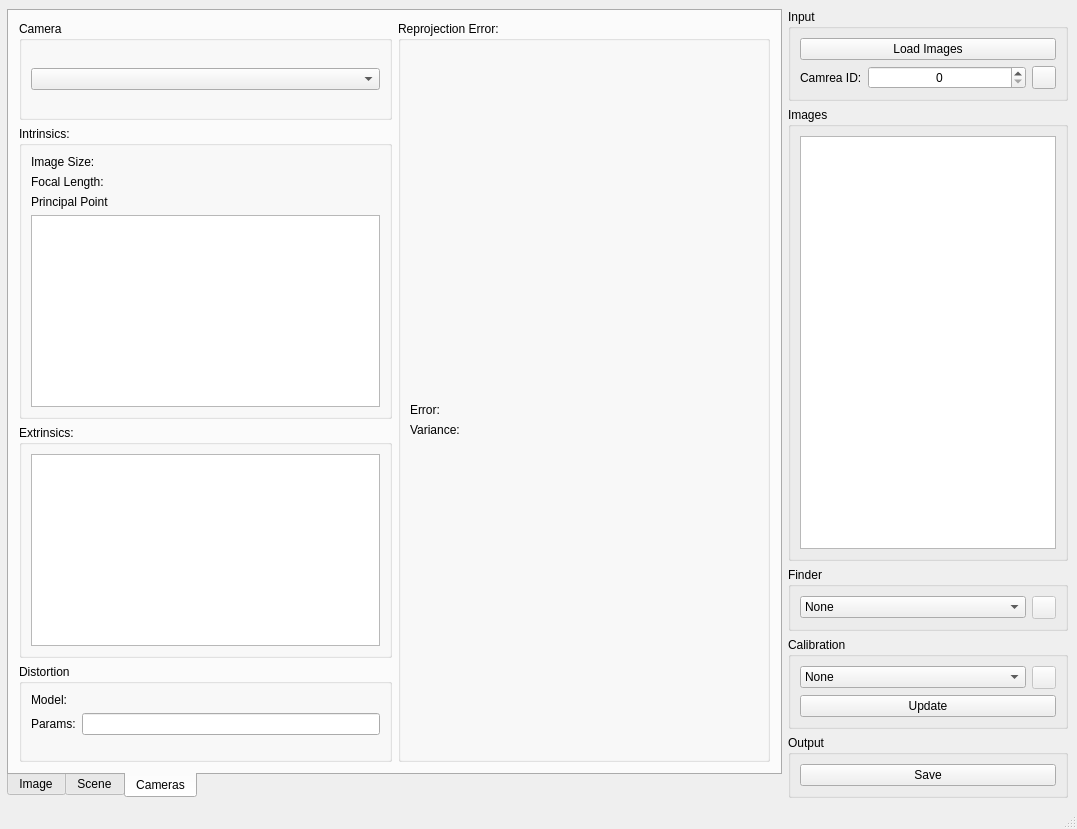
The window that app/ui/IrisCC.ui (xalpha/iris) describes before a commit, drawn with Qt 5.
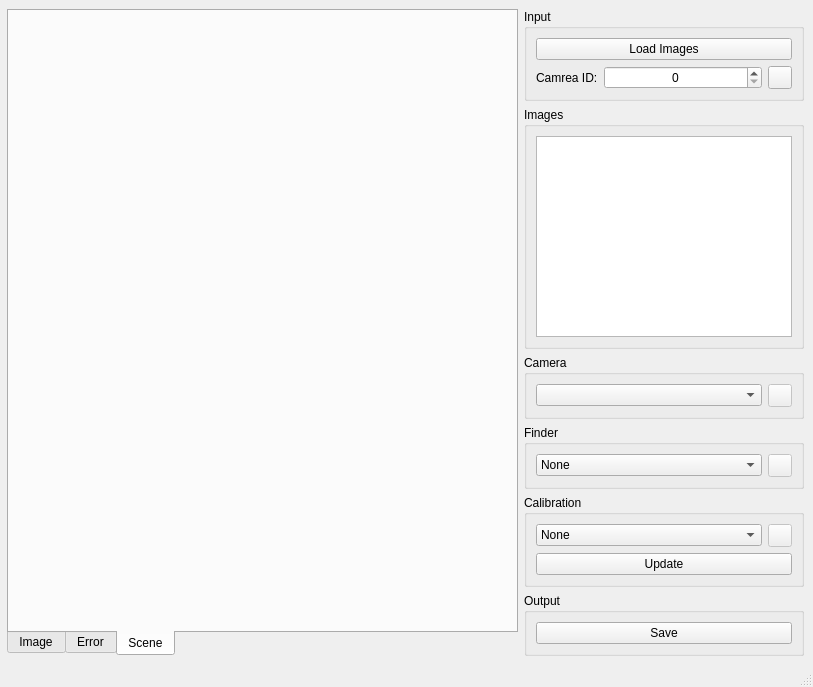
The same window after the commit. The open tabs and pages were chosen to show the change. Icons and pictures are not drawn. Custom widgets are drawn as their Qt base class.

Commit message: - added configuration dialog and selection for the cameras - added option to use a preexisting Intrinsic matrix to the tow opencv calibration Dialogs - The error polot now also shows the current camera and the current pose

Diff of the .ui file:
```diff
--- a/app/ui/IrisCC.ui
+++ b/app/ui/IrisCC.ui
@@ -6,8 +6,8 @@
    <rect>
     <x>0</x>
     <y>0</y>
-    <width>1077</width>
-    <height>829</height>
+    <width>813</width>
+    <height>687</height>
    </rect>
   </property>
   <property name="sizePolicy">
@@ -70,6 +70,32 @@
         </item>
        </layout>
       </widget>
+      <widget class="QWidget" name="tab_error">
+       <attribute name="title">
+        <string>Error</string>
+       </attribute>
+       <layout class="QHBoxLayout" name="horizontalLayout_2">
+        <property name="margin">
+         <number>0</number>
+        </property>
+        <item>
+         <widget class="QCustomPlot" name="plot_error" native="true">
+          <property name="sizePolicy">
+           <sizepolicy hsizetype="Expanding" vsizetype="Preferred">
+            <horstretch>0</horstretch>
+            <verstretch>0</verstretch>
+           </sizepolicy>
+          </property>
+          <property name="minimumSize">
+           <size>
+            <width>100</width>
+            <height>100</height>
+           </size>
+          </property>
+         </widget>
+        </item>
+       </layout>
+      </widget>
       <widget class="QWidget" name="tab_scene">
        <attribute name="title">
         <string>Scene</string>
@@ -86,222 +112,6 @@
         </item>
        </layout>
       </widget>
-      <widget class="QWidget" name="tab_cameras">
-       <attribute name="title">
-        <string>Cameras</string>
-       </attribute>
-       <layout class="QGridLayout" name="gridLayout">
-        <property name="margin">
-         <number>10</number>
-        </property>
-        <item row="1" column="0">
-         <widget class="QGroupBox" name="groupBox_7">
-          <property name="title">
-           <string>Intrinsics:</string>
-          </property>
-          <layout class="QFormLayout" name="formLayout_2">
-           <property name="fieldGrowthPolicy">
-            <enum>QFormLayout::AllNonFixedFieldsGrow</enum>
-           </property>
-           <item row="0" column="0">
-            <widget class="QLabel" name="label_3">
-             <property name="text">
-              <string>Image Size:</string>
-             </property>
-            </widget>
-           </item>
-           <item row="0" column="1">
-            <widget class="QLabel" name="image_size">
-             <property name="minimumSize">
-              <size>
-               <width>100</width>
-               <height>0</height>
-              </size>
-             </property>
-             <property name="text">
-              <string/>
-             </property>
-            </widget>
-           </item>
-           <item row="1" column="0">
-            <widget class="QLabel" name="label_4">
-             <property name="text">
-              <string>Focal Length:</string>
-             </property>
-            </widget>
-           </item>
-           <item row="1" column="1">
-            <widget class="QLabel" name="focal_length">
-             <property name="minimumSize">
-              <size>
-               <width>100</width>
-               <height>0</height>
-              </size>
-             </property>
-             <property name="text">
-              <string/>
-             </property>
-            </widget>
-           </item>
-           <item row="2" column="0">
-            <widget class="QLabel" name="label_6">
-             <property name="text">
-              <string>Principal Point</string>
-             </property>
-            </widget>
-           </item>
-           <item row="2" column="1">
-            <widget class="QLabel" name="principal_point">
-             <property name="minimumSize">
-              <size>
-               <width>100</width>
-               <height>0</height>
-              </size>
-             </property>
-             <property name="text">
-              <string/>
-             </property>
-            </widget>
-           </item>
-           <item row="3" column="0" colspan="2">
-            <widget class="QPlainTextEdit" name="intrinsic_matrix">
-             <property name="sizePolicy">
-              <sizepolicy hsizetype="Preferred" vsizetype="Preferred">
-               <horstretch>0</horstretch>
-               <verstretch>0</verstretch>
-              </sizepolicy>
-             </property>
-             <property name="backgroundVisible">
-              <bool>false</bool>
-             </property>
-            </widget>
-           </item>
-          </layout>
-         </widget>
-        </item>
-        <item row="0" column="0">
-         <widget class="QGroupBox" name="groupBox_6">
-          <property name="title">
-           <string>Camera</string>
-          </property>
-          <layout class="QVBoxLayout" name="verticalLayout_6">
-           <item>
-            <widget class="QComboBox" name="camera"/>
-           </item>
-          </layout>
-         </widget>
-        </item>
-        <item row="2" column="0">
-         <widget class="QGroupBox" name="groupBox_9">
-          <property name="title">
-           <string>Extrinsics:</string>
-          </property>
-          <layout class="QVBoxLayout" name="verticalLayout_8">
-           <item>
-            <widget class="QPlainTextEdit" name="extrinsic_matrix">
-             <property name="sizePolicy">
-              <sizepolicy hsizetype="Preferred" vsizetype="Preferred">
-               <horstretch>0</horstretch>
-               <verstretch>0</verstretch>
-              </sizepolicy>
-             </property>
-            </widget>
-           </item>
-          </layout>
-         </widget>
-        </item>
-        <item row="3" column="0">
-         <widget class="QGroupBox" name="groupBox_10">
-          <property name="title">
-           <string>Distortion</string>
-          </property>
-          <layout class="QFormLayout" name="formLayout_3">
-           <item row="0" column="0">
-            <widget class="QLabel" name="label_2">
-             <property name="text">
-              <string>Model:</string>
-             </property>
-            </widget>
-           </item>
-           <item row="1" column="0">
-            <widget class="QLabel" name="label_5">
-             <property name="text">
-              <string>Params:</string>
-             </property>
-            </widget>
-           </item>
-           <item row="0" column="1">
-            <widget class="QLabel" name="label_7">
-             <property name="text">
-              <string/>
-             </property>
-            </widget>
-           </item>
-           <item row="1" column="1">
-            <widget class="QLineEdit" name="distortionParams"/>
-           </item>
-          </layout>
-         </widget>
-        </item>
-        <item row="0" column="1" rowspan="4">
-         <widget class="QGroupBox" name="groupBox_8">
-          <property name="title">
-           <string>Reprojection Error:</string>
-          </property>
-          <layout class="QVBoxLayout" name="verticalLayout_4">
-           <item>
-            <widget class="QCustomPlot" name="plot_error" native="true">
-             <property name="sizePolicy">
-              <sizepolicy hsizetype="Expanding" vsizetype="Preferred">
-               <horstretch>0</horstretch>
-               <verstretch>0</verstretch>
-              </sizepolicy>
-             </property>
-             <property name="minimumSize">
-              <size>
-               <width>100</width>
-               <height>100</height>
-              </size>
-             </property>
-            </widget>
-           </item>
-           <item>
-            <layout class="QFormLayout" name="formLayout_4">
-             <item row="0" column="0">
-              <widget class="QLabel" name="label_8">
-               <property name="text">
-                <string>Error:</string>
-               </property>
-              </widget>
-             </item>
-             <item row="0" column="1">
-              <widget class="QLabel" name="error">
-               <property name="text">
-                <string/>
-               </property>
-              </widget>
-             </item>
-             <item row="1" column="0">
-              <widget class="QLabel" name="label_9">
-               <property name="text">
-                <string>Variance:</string>
-               </property>
-              </widget>
-             </item>
-             <item row="1" column="1">
-              <widget class="QLabel" name="variance">
-               <property name="text">
-                <string/>
-               </property>
-              </widget>
-             </item>
-            </layout>
-           </item>
-          </layout>
-         </widget>
-        </item>
-       </layout>
-      </widget>
      </widget>
     </item>
     <item>
@@ -389,6 +199,32 @@
         </layout>
        </widget>
       </item>
+      <item>
+       <widget class="QGroupBox" name="groupBox_6">
+        <property name="title">
+         <string>Camera</string>
+        </property>
+        <layout class="QHBoxLayout" name="horizontalLayout_5">
+         <item>
+          <widget class="QComboBox" name="select_camera"/>
+         </item>
+         <item>
+          <widget class="QToolButton" name="configure_camera">
+           <property name="enabled">
+            <bool>false</bool>
+           </property>
+           <property name="text">
+            <string/>
+           </property>
+           <property name="icon">
+            <iconset resource="../res/IrisCC.qrc">
+             <normaloff>:/icon/applications-system.svg</normaloff>:/icon/applications-system.svg</iconset>
+           </property>
+          </widget>
+         </item>
+        </layout>
+       </widget>
+      </item>
       <item>
        <widget class="QGroupBox" name="groupBox">
         <property name="title">
```
Left out of the diff: 2 changed lines with no effect on the pictures. The commit also changes 7 other files.
